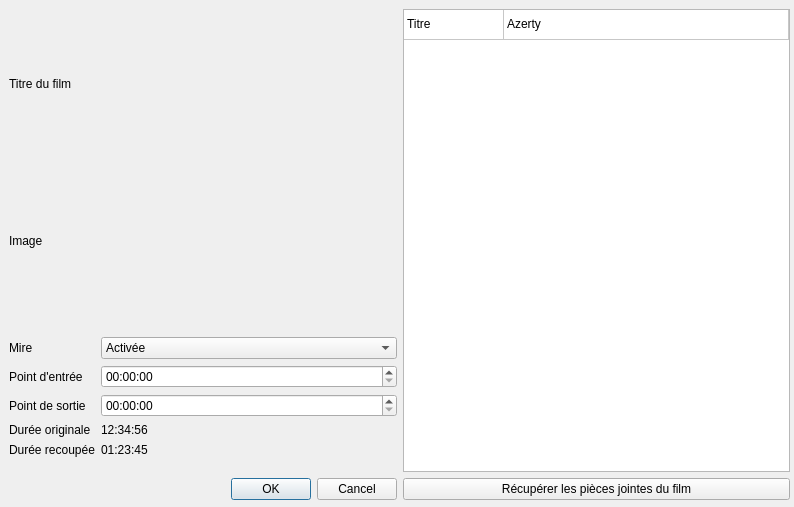
Above: src/advancedsettingswindow.ui from cinemaouvert/OPP before the change. Below: the same form after it.
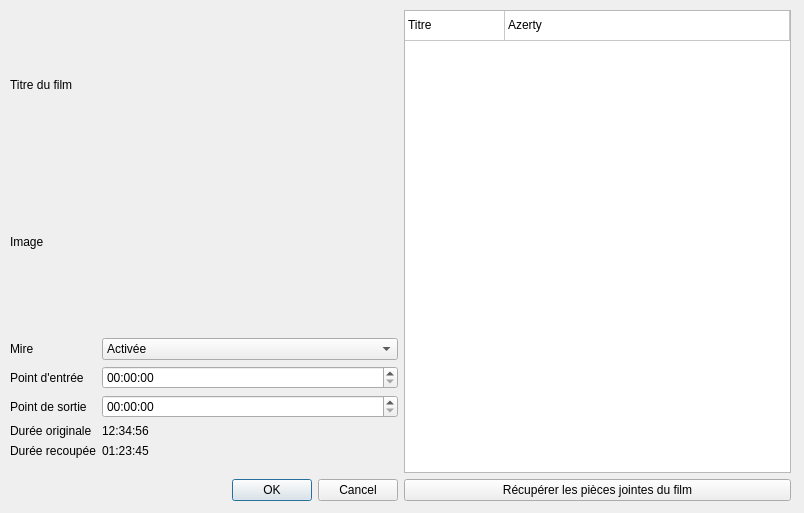
That is the form after the change.

Commit message: Modif fenêtre AdvancedSettings

```diff
--- a/src/advancedsettingswindow.ui
+++ b/src/advancedsettingswindow.ui
@@ -1,24 +1,23 @@
 <?xml version="1.0" encoding="UTF-8"?>
 <ui version="4.0">
  <class>AdvancedSettingsWindow</class>
-<widget class="QMainWindow" name="AdvancedSettingsWindow">
+ <widget class="QDialog" name="AdvancedSettingsWindow">
   <property name="geometry">
    <rect>
     <x>0</x>
     <y>0</y>
-    <width>794</width>
-    <height>507</height>
+    <width>804</width>
+    <height>513</height>
    </rect>
   </property>
   <property name="windowTitle">
    <string>Réglages avancés</string>
   </property>
-  <widget class="QWidget" name="centralwidget">
    <widget class="QWidget" name="horizontalLayoutWidget">
     <property name="geometry">
      <rect>
-      <x>9</x>
-      <y>9</y>
+     <x>10</x>
+     <y>10</y>
       <width>781</width>
       <height>491</height>
      </rect>
@@ -181,7 +180,6 @@
       </layout>
      </item>
     </layout>
-   </widget>
   </widget>
  </widget>
  <resources/>
```
Left out of the diff: 2 changed lines with no effect on the pictures. Lines whose indentation alone changed are shown as unchanged. The commit also changes 3 other files.
